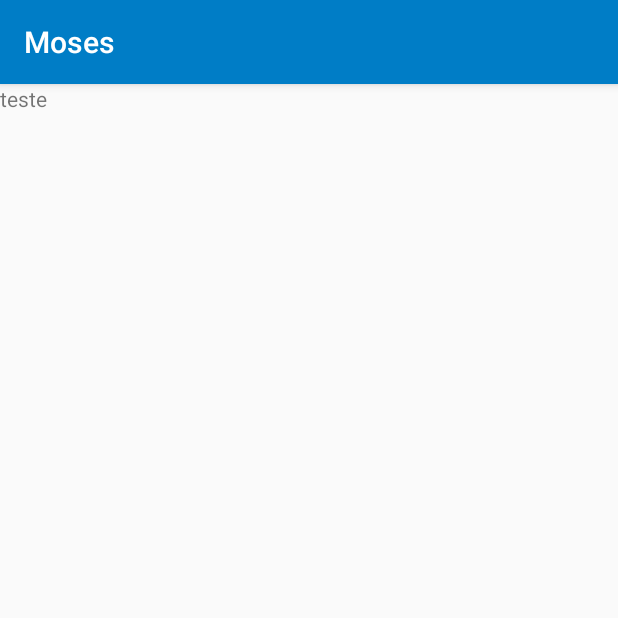
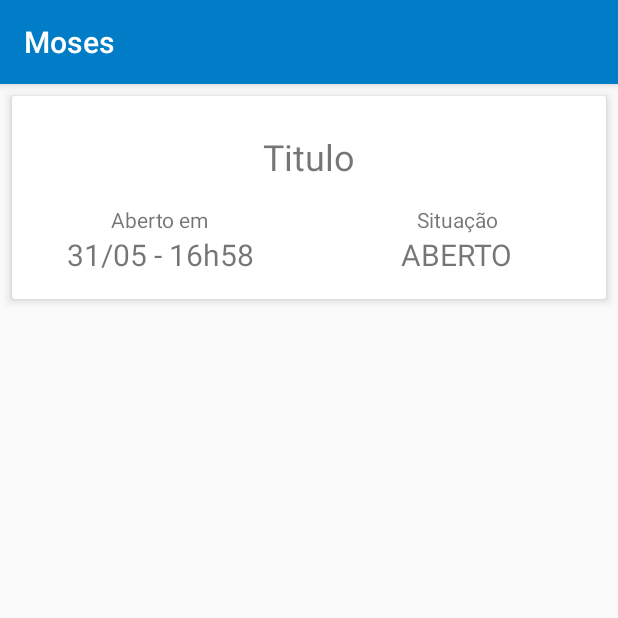
Before and after one commit to dagneserodrigo/moses, an Android app: the TicketDetalheActivity screen opened directly, with no data from a screen before it, on a phone screen of 412 x 824 dp, the top half of it. Run offline under Robolectric (Android 15) with nearby library versions, the phone set to English and light mode, and no system bars; our stand-ins replace ButterKnife; 4 statements that could not run were skipped.

Commit message:
feat(TicketDetalhe): adicionar header

```diff
--- a/app/src/main/java/br/com/cwi/moses/activities/TicketDetalheActivity.java
+++ b/app/src/main/java/br/com/cwi/moses/activities/TicketDetalheActivity.java
@@ -2,14 +2,44 @@ package br.com.cwi.moses.activities;
 
 import android.support.v7.app.AppCompatActivity;
 import android.os.Bundle;
+import android.widget.Button;
+import android.widget.TextView;
+
+import java.text.SimpleDateFormat;
 
 import br.com.cwi.moses.R;
+import br.com.cwi.moses.models.Ticket;
+import butterknife.BindView;
+import butterknife.ButterKnife;
 
 public class TicketDetalheActivity extends AppCompatActivity {
+
+    @BindView(R.id.detalhe_txt_titulo)
+    TextView detalhe_txt_titulo;
+
+    @BindView(R.id.item_list_txt_data)
+    TextView item_list_txt_data;
+
+    @BindView(R.id.item_list_txt_situacao)
+    TextView item_list_txt_situacao;
 
     @Override
     protected void onCreate(Bundle savedInstanceState) {
         super.onCreate(savedInstanceState);
         setContentView(R.layout.activity_ticket_detalhe);
+        ButterKnife.bind(this);
+
+        this.initData();
+    }
+
+    private void initData() {
+        Ticket ticket = (Ticket) getIntent().getSerializableExtra("TICKET");
+
+        SimpleDateFormat sdfDate = new SimpleDateFormat("dd/MM HH:mm");
+        String data = sdfDate.format(ticket.getDataAberturaTicket());
+
+        this.item_list_txt_data.setText(data);
+        this.detalhe_txt_titulo.setText(ticket.getTitulo());
+        this.item_list_txt_situacao.setText(ticket.getSituacaoTicket().name());
     }
 }
--- a/app/src/main/res/layout/activity_ticket_detalhe.xml
+++ b/app/src/main/res/layout/activity_ticket_detalhe.xml
@@ -1,14 +1,86 @@
 <?xml version="1.0" encoding="utf-8"?>
-<android.support.constraint.ConstraintLayout xmlns:android="http://schemas.android.com/apk/res/android"
+<LinearLayout xmlns:android="http://schemas.android.com/apk/res/android"
     xmlns:app="http://schemas.android.com/apk/res-auto"
     xmlns:tools="http://schemas.android.com/tools"
     android:layout_width="match_parent"
     android:layout_height="match_parent"
+    android:orientation="vertical"
     tools:context="br.com.cwi.moses.activities.TicketDetalheActivity">
 
-    <TextView
-        android:layout_width="wrap_content"
+    <android.support.v7.widget.CardView
+        style="@style/TicketCardStyle"
+        android:layout_width="match_parent"
         android:layout_height="wrap_content"
-        android:text="teste"/>
+        android:layout_margin="8dp"
+        android:foreground="?android:attr/selectableItemBackground">
 
-</android.support.constraint.ConstraintLayout>
+        <LinearLayout
+            android:layout_width="match_parent"
+            android:layout_height="wrap_content"
+            android:gravity="center"
+            android:orientation="vertical" >
+
+            <TextView
+                android:id="@+id/detalhe_txt_titulo"
+                android:layout_width="wrap_content"
+                android:layout_marginTop="@dimen/titleDefaultMarginTop"
+                android:textSize="24sp"
+                android:layout_height="wrap_content"
+                android:text="Titulo" />
+
+            <LinearLayout
+                android:layout_width="match_parent"
+                android:layout_height="wrap_content"
+                android:layout_marginTop="16dp"
+                android:layout_marginBottom="16dp"
+                android:orientation="horizontal">
+
+                <LinearLayout
+                    android:layout_width="0dp"
+                    android:layout_height="wrap_content"
+                    android:layout_weight="1"
+                    android:gravity="center"
+                    android:orientation="vertical">
+
+                    <TextView
+                        android:layout_width="wrap_content"
+                        android:layout_height="wrap_content"
+                        android:text="Aberto em"
+                        android:textSize="14dp" />
+
+                    <TextView
+                        android:id="@+id/detalhe_txt_dataAbertura"
+                        android:layout_width="wrap_content"
+                        android:layout_height="wrap_content"
+                        android:text="31/05 - 16h58"
+                        android:textSize="20dp" />
+                </LinearLayout>
+
+                <LinearLayout
+                    android:layout_width="0dp"
+                    android:layout_height="wrap_content"
+                    android:layout_weight="1"
+                    android:gravity="center"
+                    android:orientation="vertical">
+
+                    <TextView
+                        android:layout_width="wrap_content"
+                        android:layout_height="wrap_content"
+                        android:text="Situação"
+                        android:textSize="14dp" />
+
+                    <TextView
+                        android:id="@+id/detalhe_txt_situacao"
+                        android:layout_width="wrap_content"
+                        android:layout_height="wrap_content"
+                        android:text="ABERTO"
+                        android:textSize="20dp" />
+                </LinearLayout>
+
+            </LinearLayout>
+
+        </LinearLayout>
+
+    </android.support.v7.widget.CardView>
+
+</LinearLayout>
--- a/app/src/main/res/values/dimens.xml
+++ b/app/src/main/res/values/dimens.xml
@@ -2,4 +2,5 @@
 <resources>
     <dimen name="frmMarginDefault">30dp</dimen>
     <dimen name="frmPaddingDefault">20dp</dimen>
+    <dimen name="titleDefaultMarginTop">24dp</dimen>
 </resources>
```
